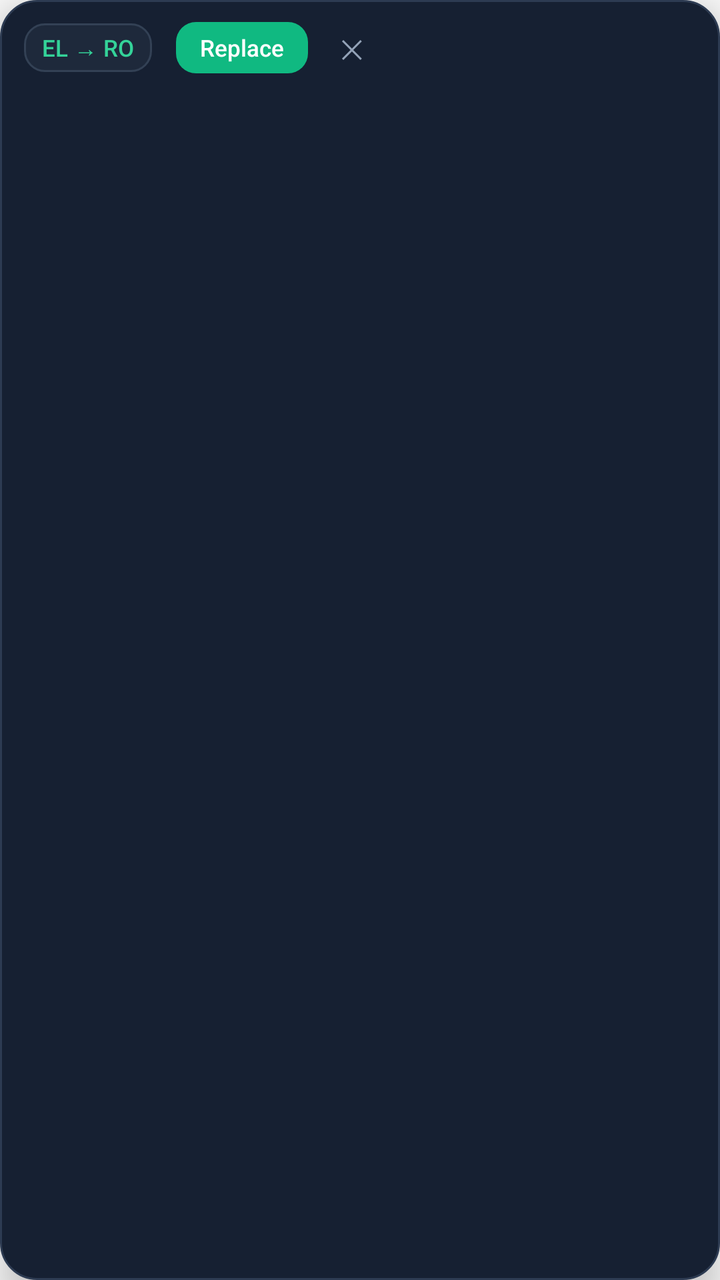
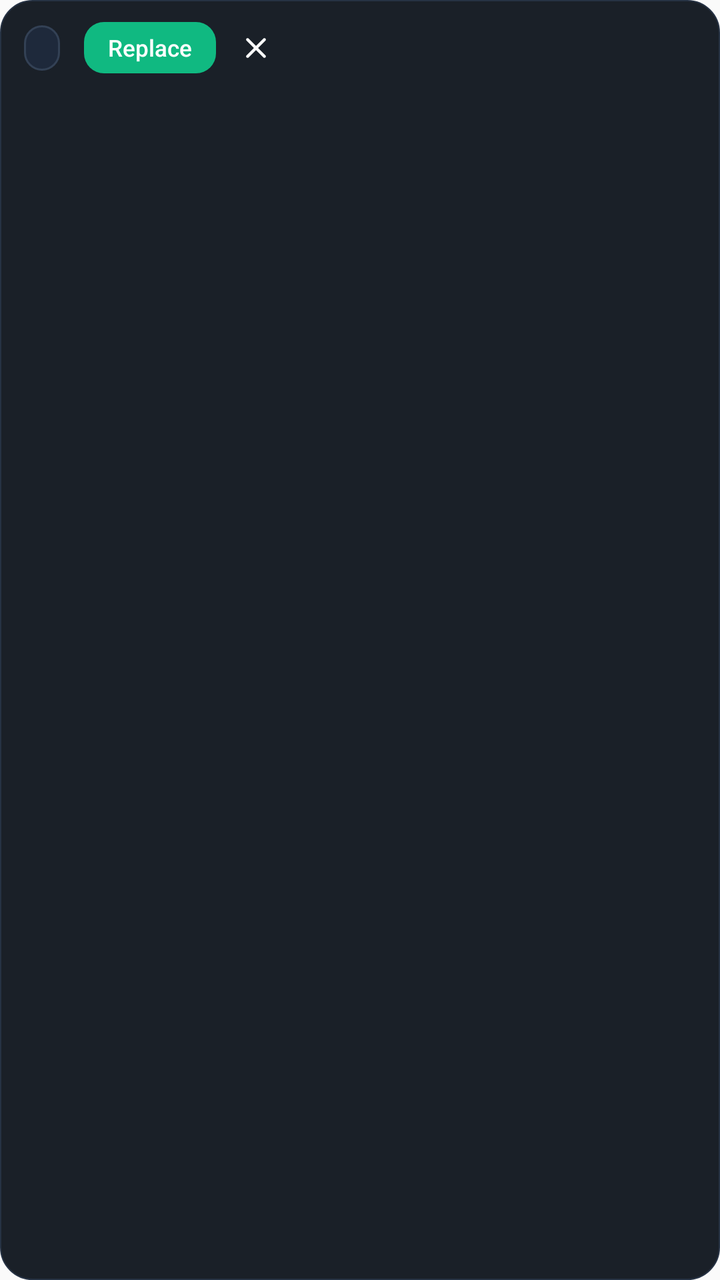

Two renders of the same Android screen: before a commit and after it. Below are the layout's source before the change and the commit's diff.
<!-- AndroidManifest.xml: application theme Theme.Translator -->
<!-- res/layout/draft_preview_overlay.xml -->
<?xml version="1.0" encoding="utf-8"?>
<LinearLayout xmlns:android="http://schemas.android.com/apk/res/android"
    android:id="@+id/draft_container"
    android:layout_width="wrap_content"
    android:layout_height="wrap_content"
    android:background="@drawable/bg_draft_bubble_dark"
    android:orientation="vertical"
    android:paddingStart="12dp"
    android:paddingEnd="8dp"
    android:paddingTop="6dp"
    android:paddingBottom="10dp"
    android:elevation="10dp">

    
    <LinearLayout
        android:id="@+id/draft_header_row"
        android:layout_width="wrap_content"
        android:layout_height="wrap_content"
        android:orientation="horizontal"
        android:gravity="center_vertical">

        <TextView
            android:id="@+id/draft_badge"
            android:layout_width="wrap_content"
            android:layout_height="wrap_content"
            android:background="@drawable/bg_draft_badge_dark"
            android:contentDescription="@string/draft_switch_lang_desc"
            android:paddingStart="9dp"
            android:paddingEnd="9dp"
            android:paddingTop="4dp"
            android:paddingBottom="4dp"
            android:singleLine="true"
            android:text="EL → RO"
            android:textColor="#FF34D399"
            android:textSize="11.5sp"
            android:fontFamily="sans-serif-medium" />

        <View
            android:id="@+id/draft_header_spacer"
            android:layout_width="12dp"
            android:layout_height="1dp" />

        <TextView
            android:id="@+id/draft_action_replace"
            android:layout_width="wrap_content"
            android:layout_height="wrap_content"
            android:background="@drawable/bg_draft_action_btn"
            android:paddingStart="12dp"
            android:paddingEnd="12dp"
            android:paddingTop="5dp"
            android:paddingBottom="5dp"
            android:singleLine="true"
            android:text="@string/draft_action_replace"
            android:textColor="#FFFFFFFF"
            android:textSize="11.5sp"
            android:fontFamily="sans-serif-medium" />

        <TextView
            android:id="@+id/draft_action_close"
            android:layout_width="36dp"
            android:layout_height="36dp"
            android:layout_marginStart="4dp"
            android:background="@drawable/bg_draft_close_btn_dark"
            android:contentDescription="@string/draft_dismiss_desc"
            android:gravity="center"
            android:text="✕"
            android:textColor="#FF94A3B8"
            android:textSize="13sp"
            android:fontFamily="sans-serif-medium" />
    </LinearLayout>

    
    <TextView
        android:id="@+id/draft_text"
        android:layout_width="wrap_content"
        android:layout_height="wrap_content"
        android:layout_marginTop="4dp"
        android:paddingStart="0dp"
        android:paddingEnd="4dp"
        android:textColor="#FFF8FAFC"
        android:textSize="14sp"
        android:fontFamily="sans-serif"
        android:maxLines="3"
        android:ellipsize="end"
        android:lineSpacingExtra="2dp" />
</LinearLayout>
<!-- resources referenced by this layout -->
<resources>
  <!-- drawable bg_draft_action_btn (drawable) -->
  <?xml version="1.0" encoding="utf-8"?>
  <ripple xmlns:android="http://schemas.android.com/apk/res/android"
      android:color="#40FFFFFF">
      <item>
          <shape android:shape="rectangle">
              <solid android:color="#FF10B981" />
              <corners android:radius="10dp" />
          </shape>
      </item>
  </ripple>
  <!-- drawable bg_draft_badge_dark (drawable) -->
  <?xml version="1.0" encoding="utf-8"?>
  <ripple xmlns:android="http://schemas.android.com/apk/res/android"
      android:color="#3334D399">
      <item>
          <shape android:shape="rectangle">
              <solid android:color="#FF1E293B" />
              <corners android:radius="10dp" />
              <stroke
                  android:width="1dp"
                  android:color="#FF334155" />
          </shape>
      </item>
  </ripple>
  <!-- drawable bg_draft_bubble_dark (drawable) -->
  <?xml version="1.0" encoding="utf-8"?>
  <shape xmlns:android="http://schemas.android.com/apk/res/android"
      android:shape="rectangle">
      <solid android:color="#FF162032" />
      <corners android:radius="18dp" />
      <stroke
          android:width="1dp"
          android:color="#FF2D3B52" />
  </shape>
  <!-- drawable bg_draft_close_btn_dark (drawable) -->
  <?xml version="1.0" encoding="utf-8"?>
  <ripple xmlns:android="http://schemas.android.com/apk/res/android"
      android:color="#3394A3B8">
      <item android:id="@android:id/mask">
          <shape android:shape="oval">
              <solid android:color="#FFFFFFFF" />
          </shape>
      </item>
  </ripple>
  <string name="draft_action_replace">Replace</string>
  <string name="draft_dismiss_desc">Dismiss translation preview</string>
  <string name="draft_switch_lang_desc">Switch translation language</string>
  <style name="Theme.Translator" parent="android:Theme.Material.Light.NoActionBar" />
</resources>

<!-- the commit's change to res/layout/draft_preview_overlay.xml (unified diff, before → after) -->
@@ -6,12 +6,11 @@
     android:background="@drawable/bg_draft_bubble_dark"
     android:orientation="vertical"
     android:paddingStart="12dp"
-    android:paddingEnd="8dp"
-    android:paddingTop="6dp"
+    android:paddingEnd="10dp"
+    android:paddingTop="8dp"
     android:paddingBottom="10dp"
     android:elevation="10dp">
 
-    
     <LinearLayout
         android:id="@+id/draft_header_row"
         android:layout_width="wrap_content"
@@ -30,9 +29,9 @@
             android:paddingTop="4dp"
             android:paddingBottom="4dp"
             android:singleLine="true"
-            android:text="EL → RO"
+            android:letterSpacing="0.03"
             android:textColor="#FF34D399"
-            android:textSize="11.5sp"
+            android:textSize="11sp"
             android:fontFamily="sans-serif-medium" />
 
         <View
@@ -55,32 +54,29 @@
             android:textSize="11.5sp"
             android:fontFamily="sans-serif-medium" />
 
-        <TextView
+        <ImageView
             android:id="@+id/draft_action_close"
-            android:layout_width="36dp"
-            android:layout_height="36dp"
+            android:layout_width="32dp"
+            android:layout_height="32dp"
             android:layout_marginStart="4dp"
+            android:padding="7dp"
+            android:scaleType="centerInside"
+            android:src="@drawable/ic_close"
             android:background="@drawable/bg_draft_close_btn_dark"
-            android:contentDescription="@string/draft_dismiss_desc"
-            android:gravity="center"
-            android:text="✕"
-            android:textColor="#FF94A3B8"
-            android:textSize="13sp"
-            android:fontFamily="sans-serif-medium" />
+            android:contentDescription="@string/draft_dismiss_desc" />
     </LinearLayout>
 
-    
     <TextView
         android:id="@+id/draft_text"
         android:layout_width="wrap_content"
         android:layout_height="wrap_content"
-        android:layout_marginTop="4dp"
+        android:layout_marginTop="6dp"
         android:paddingStart="0dp"
-        android:paddingEnd="4dp"
+        android:paddingEnd="2dp"
         android:textColor="#FFF8FAFC"
         android:textSize="14sp"
         android:fontFamily="sans-serif"
         android:maxLines="3"
         android:ellipsize="end"
-        android:lineSpacingExtra="2dp" />
+        android:lineSpacingMultiplier="1.12" />
 </LinearLayout>
<!-- resource entries referenced after the edit -->
@@ -29,11 +29,11 @@
   <?xml version="1.0" encoding="utf-8"?>
   <shape xmlns:android="http://schemas.android.com/apk/res/android"
       android:shape="rectangle">
-      <solid android:color="#FF162032" />
-      <corners android:radius="18dp" />
+      <solid android:color="#F7131922" />
+      <corners android:radius="16dp" />
       <stroke
-          android:width="1dp"
-          android:color="#FF2D3B52" />
+          android:width="0.75dp"
+          android:color="#FF263244" />
   </shape>
   <!-- drawable bg_draft_close_btn_dark (drawable) -->
   <?xml version="1.0" encoding="utf-8"?>
@@ -45,6 +45,16 @@
           </shape>
       </item>
   </ripple>
+  <!-- drawable ic_close (drawable) -->
+  <vector xmlns:android="http://schemas.android.com/apk/res/android"
+      android:width="18dp"
+      android:height="18dp"
+      android:viewportWidth="24"
+      android:viewportHeight="24">
+      <path
+          android:fillColor="#FFFFFFFF"
+          android:pathData="M18.3,5.71c-0.39,-0.39 -1.02,-0.39 -1.41,0L12,10.59L7.11,5.7c-0.39,-0.39 -1.02,-0.39 -1.41,0c-0.39,0.39 -0.39,1.02 0,1.41L10.59,12L5.7,16.89c-0.39,0.39 -0.39,1.02 0,1.41c0.39,0.39 1.02,0.39 1.41,0L12,13.41l4.89,4.89c0.39,0.39 1.02,0.39 1.41,0c0.39,-0.39 0.39,-1.02 0,-1.41L13.41,12l4.89,-4.89c0.38,-0.38 0.38,-1.02 0,-1.4z" />
+  </vector>
   <string name="draft_action_replace">Replace</string>
   <string name="draft_dismiss_desc">Dismiss translation preview</string>
   <string name="draft_switch_lang_desc">Switch translation language</string>
